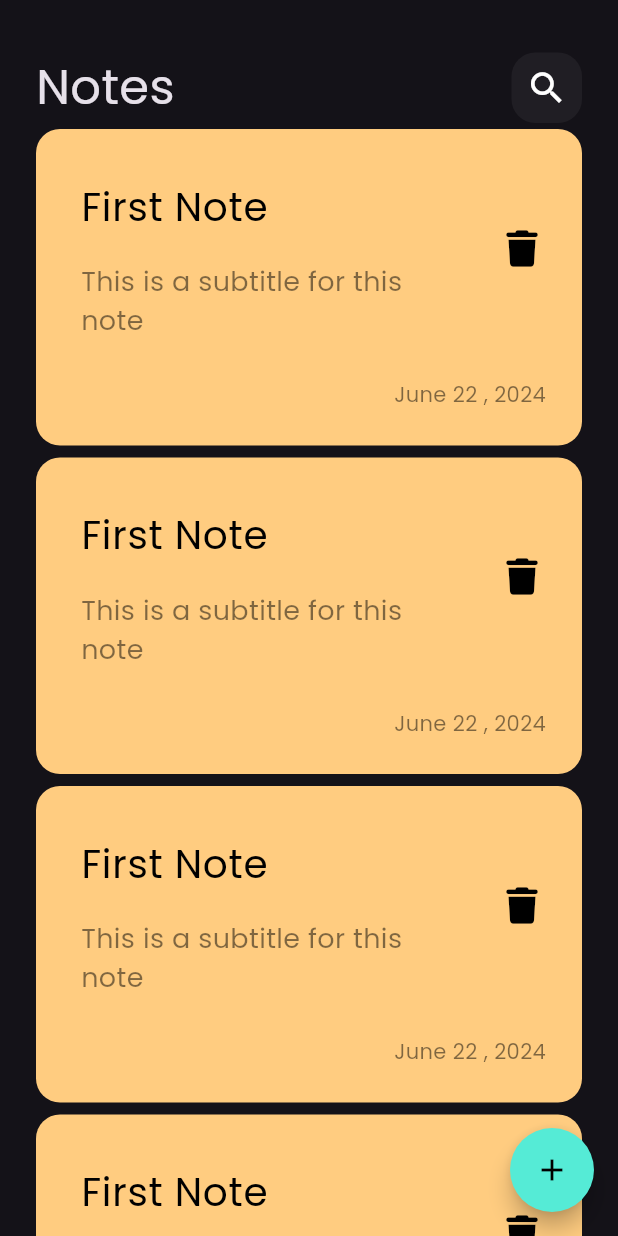
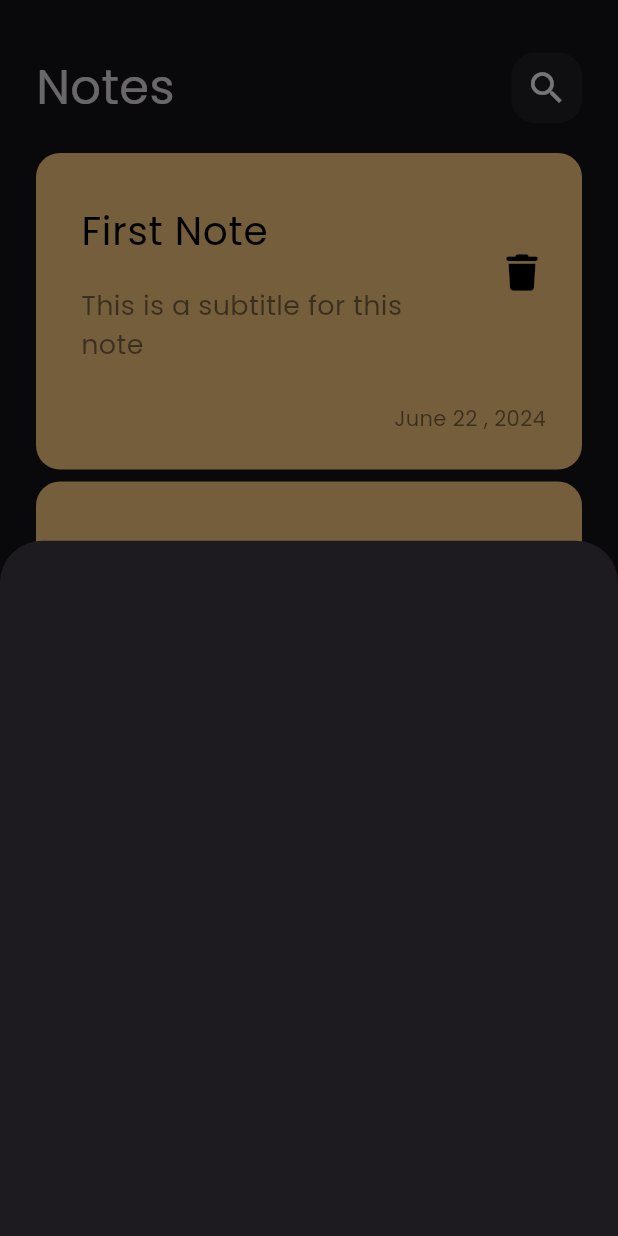
Before and after one commit to hazzemsalah/Note_App, a Flutter app: the screen it shows after launch, after a tap on the "add" icon, on a phone screen of 412 x 824 dp. Run offline on Flutter 3.47's test engine with Material 3 defaults, Android fonts, the phone set to English and light mode, and no system bars; our stand-ins replace font_awesome_flutter.

Commit message:
show modal button sheet

```diff
--- a/lib/views/notes_view.dart
+++ b/lib/views/notes_view.dart
@@ -1,3 +1,4 @@
+import 'package:_9_note_app/views/widgets/add_note_button_sheet.dart';
 import 'package:_9_note_app/views/widgets/notes_view_body.dart';
 import 'package:flutter/material.dart';
 
@@ -9,8 +10,15 @@ class NotesView extends StatelessWidget {
     return Scaffold(
       floatingActionButton: FloatingActionButton(
         shape: RoundedRectangleBorder(borderRadius: BorderRadius.circular(30)),
-        backgroundColor: Color(0xFF55EBD6),
-        onPressed: () {},
+        backgroundColor: const Color(0xFF55EBD6),
+        onPressed: () {
+          showModalBottomSheet(
+            context: context,
+            builder: (context) {
+              return const AddNoteButtonSheet();
+            },
+          );
+        },
         child: const Icon(
           Icons.add,
           color: Colors.black,
--- /dev/null
+++ b/lib/views/widgets/add_note_button_sheet.dart
@@ -0,0 +1,10 @@
+import 'package:flutter/material.dart';
+
+class AddNoteButtonSheet extends StatelessWidget {
+  const AddNoteButtonSheet({super.key});
+
+  @override
+  Widget build(BuildContext context) {
+    return Container();
+  }
+}
--- a/lib/views/widgets/notes_list_view.dart
+++ b/lib/views/widgets/notes_list_view.dart
@@ -8,7 +8,10 @@ class NotesListView extends StatelessWidget {
   @override
   Widget build(BuildContext context) {
     return Expanded(
+      child: Padding(
+        padding: const EdgeInsets.symmetric(vertical: 16),
         child: ListView.builder(
+          padding: EdgeInsets.zero,
           itemBuilder: (context, index) {
             return const Padding(
               padding: EdgeInsets.symmetric(vertical: 4),
@@ -16,6 +19,7 @@ class NotesListView extends StatelessWidget {
             );
           },
         ),
+      ),
     );
   }
 }
```
Lines whose indentation alone changed are shown as unchanged.
